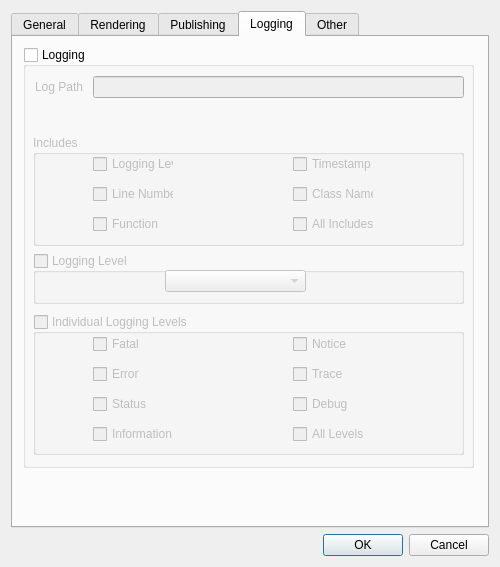
The window that mainApp/preferences.ui (trevorsandy/lpub3d-ci) describes before a commit, drawn with Qt 5.
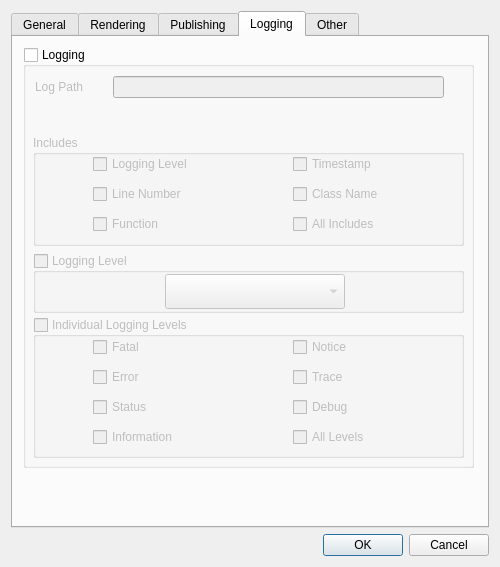
The same window after the commit. The open tabs and pages were chosen to show the change. Icons and pictures are not drawn.

Commit message: Preference dialogue user interface updates #27

Diff of the .ui file:
```diff
--- a/mainApp/preferences.ui
+++ b/mainApp/preferences.ui
@@ -935,7 +935,7 @@
          <rect>
           <x>12</x>
           <y>32</y>
-          <width>55</width>
+          <width>81</width>
           <height>16</height>
          </rect>
         </property>
@@ -949,9 +949,9 @@
         </property>
         <property name="geometry">
          <rect>
-          <x>70</x>
+          <x>90</x>
           <y>29</y>
-          <width>371</width>
+          <width>331</width>
           <height>22</height>
          </rect>
         </property>
@@ -982,7 +982,7 @@
           <rect>
            <x>60</x>
            <y>19</y>
-           <width>81</width>
+           <width>181</width>
            <height>20</height>
           </rect>
          </property>
@@ -1001,7 +1001,7 @@
           <rect>
            <x>260</x>
            <y>19</y>
-           <width>81</width>
+           <width>161</width>
            <height>20</height>
           </rect>
          </property>
@@ -1017,7 +1017,7 @@
           <rect>
            <x>60</x>
            <y>49</y>
-           <width>81</width>
+           <width>181</width>
            <height>20</height>
           </rect>
          </property>
@@ -1033,7 +1033,7 @@
           <rect>
            <x>260</x>
            <y>49</y>
-           <width>81</width>
+           <width>161</width>
            <height>20</height>
           </rect>
          </property>
@@ -1049,7 +1049,7 @@
           <rect>
            <x>60</x>
            <y>79</y>
-           <width>81</width>
+           <width>181</width>
            <height>20</height>
           </rect>
          </property>
@@ -1065,7 +1065,7 @@
           <rect>
            <x>260</x>
            <y>79</y>
-           <width>81</width>
+           <width>161</width>
            <height>20</height>
           </rect>
          </property>
@@ -1084,7 +1084,7 @@
         <property name="geometry">
          <rect>
           <x>10</x>
-          <y>267</y>
+          <y>270</y>
           <width>431</width>
           <height>141</height>
          </rect>
@@ -1106,7 +1106,7 @@
           <rect>
            <x>60</x>
            <y>20</y>
-           <width>81</width>
+           <width>181</width>
            <height>20</height>
           </rect>
          </property>
@@ -1125,7 +1125,7 @@
           <rect>
            <x>260</x>
            <y>20</y>
-           <width>81</width>
+           <width>161</width>
            <height>20</height>
           </rect>
          </property>
@@ -1141,7 +1141,7 @@
           <rect>
            <x>260</x>
            <y>50</y>
-           <width>81</width>
+           <width>161</width>
            <height>20</height>
           </rect>
          </property>
@@ -1157,7 +1157,7 @@
           <rect>
            <x>60</x>
            <y>50</y>
-           <width>81</width>
+           <width>181</width>
            <height>20</height>
           </rect>
          </property>
@@ -1176,7 +1176,7 @@
           <rect>
            <x>260</x>
            <y>80</y>
-           <width>81</width>
+           <width>161</width>
            <height>20</height>
           </rect>
          </property>
@@ -1192,7 +1192,7 @@
           <rect>
            <x>60</x>
            <y>80</y>
-           <width>81</width>
+           <width>181</width>
            <height>20</height>
           </rect>
          </property>
@@ -1211,7 +1211,7 @@
           <rect>
            <x>260</x>
            <y>110</y>
-           <width>81</width>
+           <width>161</width>
            <height>20</height>
           </rect>
          </property>
@@ -1227,7 +1227,7 @@
           <rect>
            <x>60</x>
            <y>110</y>
-           <width>81</width>
+           <width>181</width>
            <height>20</height>
           </rect>
          </property>
@@ -1245,7 +1245,7 @@
           <x>10</x>
           <y>206</y>
           <width>431</width>
-          <height>51</height>
+          <height>60</height>
          </rect>
         </property>
         <property name="toolTip">
@@ -1267,9 +1267,9 @@
          <property name="geometry">
           <rect>
            <x>132</x>
-           <y>17</y>
-           <width>141</width>
-           <height>22</height>
+           <y>21</y>
+           <width>180</width>
+           <height>35</height>
           </rect>
          </property>
         </widget>
```
Left out of the diff: 76 changed lines with no effect on the pictures. The commit also changes 3 other files.
